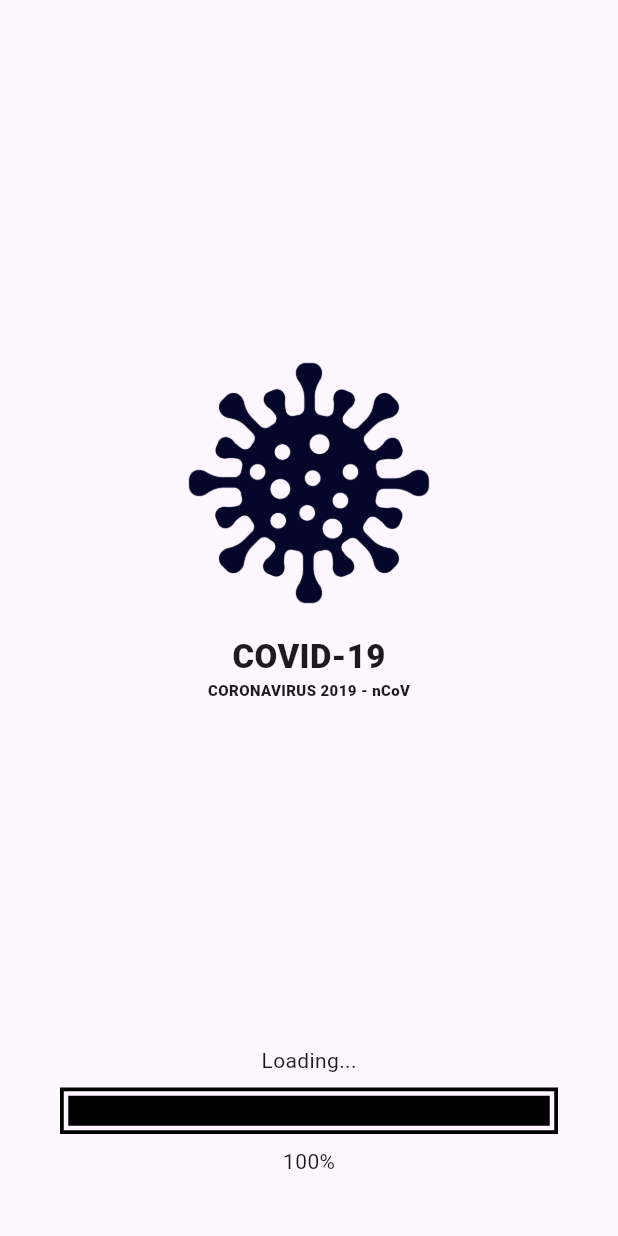
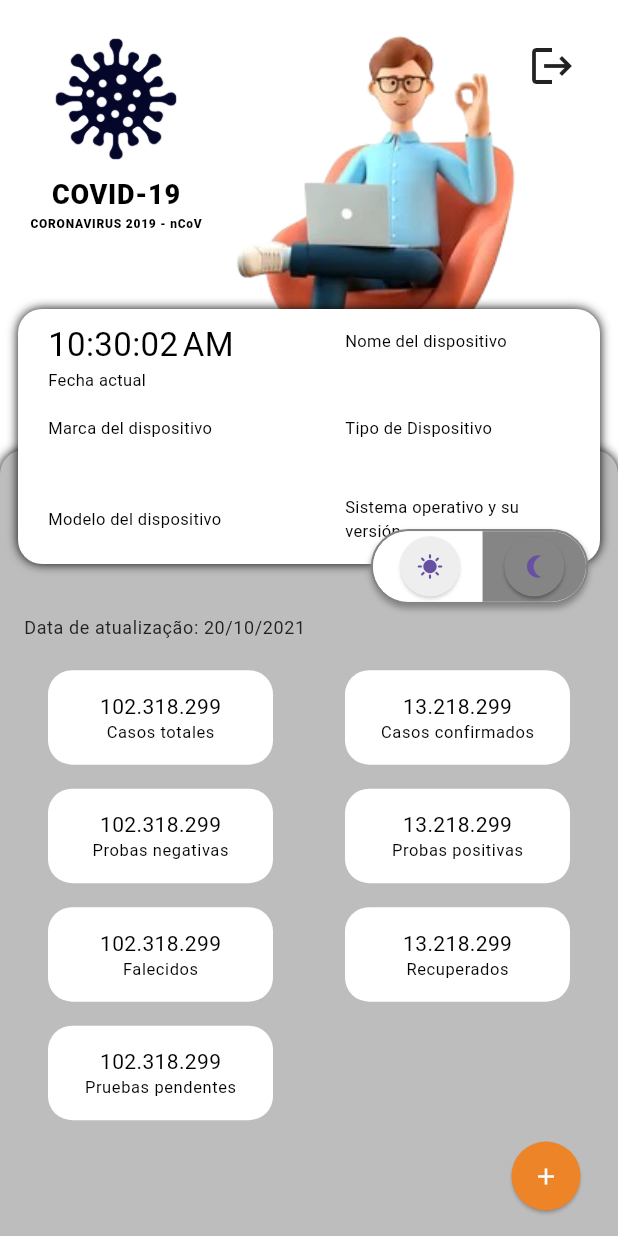
Before and after one commit to vitorsoratto/evertec_mobile_test, a Flutter app: the screen it shows after launch, on a phone screen of 412 x 824 dp. Run offline on Flutter 3.47's test engine with Material 3 defaults, Android fonts, the phone set to English and light mode, and no system bars; drawn by our look-alikes of auto_size_text; our stand-ins replace bloc, device_info_plus, equatable, flutter_bloc, flutter_modular.

Commit message:
Added home, theme and ajusted screens by theme

```diff
--- a/lib/app/app_module.dart
+++ b/lib/app/app_module.dart
@@ -1,12 +1,17 @@
+import 'package:evertec_mobile_test/app/modules/bloc/app_bloc.dart';
+import 'package:evertec_mobile_test/app/modules/home/home_module.dart';
 import 'package:evertec_mobile_test/app/modules/init/init_module.dart';
 import 'package:flutter_modular/flutter_modular.dart';
 
 class AppModule extends Module {
   @override
-  void binds(i) {}
+  void binds(i) {
+    i.addSingleton<AppBloc>(AppBloc.new);
+  }
 
   @override
   void routes(r) {
     r.module('/', module: InitModule());
+    r.module('/home/', module: HomeModule());
   }
 }
--- a/lib/app/app_widget.dart
+++ b/lib/app/app_widget.dart
@@ -1,5 +1,7 @@
+import 'package:evertec_mobile_test/app/modules/bloc/app_bloc.dart';
 import 'package:evertec_mobile_test/app/shared/utils/theme_data.dart';
 import 'package:flutter/material.dart';
+import 'package:flutter_bloc/flutter_bloc.dart';
 import 'package:flutter_modular/flutter_modular.dart';
 
 class AppWidget extends StatefulWidget {
@@ -10,17 +12,27 @@ class AppWidget extends StatefulWidget {
 }
 
 class _AppWidgetState extends State<AppWidget> {
+  final AppBloc appBloc = Modular.get<AppBloc>();
+  ThemeMode themeMode = ThemeMode.system;
+
   @override
   Widget build(BuildContext context) {
+    return BlocProvider(
+      create: (context) => appBloc,
+      child: BlocBuilder<AppBloc, AppState>(
+        builder: (context, state) {
           return MaterialApp.router(
             title: 'Evertec Mobile Test',
             theme: AppThemes.lightTheme,
             darkTheme: AppThemes.darkTheme,
-      themeMode: ThemeMode.system,
+            themeMode: state.themeMode,
             routerConfig: Modular.routerConfig,
             builder: (context, child) {
               return Material(child: child ?? Container());
             },
           );
+        },
+      ),
+    );
   }
 }
--- /dev/null
+++ b/lib/app/modules/bloc/app_bloc.dart
@@ -0,0 +1,18 @@
+import 'package:bloc/bloc.dart';
+import 'package:equatable/equatable.dart';
+import 'package:flutter/material.dart';
+
+part 'app_event.dart';
+part 'app_state.dart';
+
+class AppBloc extends Bloc<AppEvent, AppState> {
+  AppBloc() : super(const AppState()) {
+    on<AppThemeChange>(_onChangeTheme);
+  }
+
+  void _onChangeTheme(AppThemeChange event, Emitter<AppState> emit) {
+    ThemeMode themeMode = event.themeMode;
+
+    emit(state.copyWith(themeMode: themeMode));
+  }
+}
--- /dev/null
+++ b/lib/app/modules/bloc/app_event.dart
@@ -0,0 +1,17 @@
+part of 'app_bloc.dart';
+
+class AppEvent extends Equatable {
+  const AppEvent();
+
+  @override
+  List<Object> get props => [];
+}
+
+class AppThemeChange extends AppEvent {
+  final ThemeMode themeMode;
+
+  const AppThemeChange({required this.themeMode});
+
+  @override
+  List<Object> get props => [themeMode];
+}
--- /dev/null
+++ b/lib/app/modules/bloc/app_state.dart
@@ -0,0 +1,20 @@
+part of 'app_bloc.dart';
+
+final class AppState extends Equatable {
+  final ThemeMode themeMode;
+
+  const AppState({
+    this.themeMode = ThemeMode.light,
+  });
+
+  AppState copyWith({
+    ThemeMode? themeMode,
+  }) {
+    return AppState(
+      themeMode: themeMode ?? this.themeMode,
+    );
+  }
+
+  @override
+  List<Object> get props => [themeMode];
+}
--- /dev/null
+++ b/lib/app/modules/home/classes/device_info.dart
@@ -0,0 +1,15 @@
+class DeviceInfo {
+  final String? name;
+  final String? brand;
+  final String? model;
+  final String? type;
+  final String? operationSystem;
+
+  DeviceInfo({
+    this.name,
+    this.brand,
+    this.model,
+    this.type,
+    this.operationSystem,
+  });
+}
--- /dev/null
+++ b/lib/app/modules/home/components/device_info_widget.dart
@@ -0,0 +1,193 @@
+import 'dart:async';
+
+import 'package:auto_size_text/auto_size_text.dart';
+import 'package:device_info_plus/device_info_plus.dart';
+import 'package:evertec_mobile_test/app/modules/bloc/app_bloc.dart';
+import 'package:evertec_mobile_test/app/modules/home/classes/device_info.dart';
+import 'package:evertec_mobile_test/app/shared/utils/app_colors.dart';
+import 'package:flutter/foundation.dart';
+import 'package:flutter/material.dart';
+import 'package:flutter_bloc/flutter_bloc.dart';
+import 'package:intl/intl.dart';
+
+class DeviceInfoWidget extends StatefulWidget {
+  const DeviceInfoWidget({super.key});
+
+  @override
+  State<DeviceInfoWidget> createState() => _DeviceInfoWidgetState();
+}
+
+class _DeviceInfoWidgetState extends State<DeviceInfoWidget> {
+  String formattedDate = '';
+
+  static final DeviceInfoPlugin deviceInfoPlugin = DeviceInfoPlugin();
+  DeviceInfo _deviceInfo = DeviceInfo();
+
+  @override
+  void initState() {
+    refreshTime();
+    WidgetsBinding.instance.addPostFrameCallback((_) {
+      initPlatformState();
+    });
+    super.initState();
+  }
+
+  @override
+  Widget build(BuildContext context) {
+    Size screenSize = MediaQuery.of(context).size;
+
+    return BlocBuilder<AppBloc, AppState>(
+      builder: (context, state) {
+        return Container(
+          margin: const EdgeInsets.symmetric(horizontal: 12)
+              .copyWith(top: screenSize.height * .25),
+          decoration: BoxDecoration(
+            borderRadius: BorderRadius.circular(16),
+            color: state.themeMode == ThemeMode.dark
+                ? AppColors.darkGray
+                : Colors.white,
+            boxShadow: const [
+              BoxShadow(
+                color: Colors.black,
+                blurRadius: 5,
+              ),
+            ],
+          ),
+          height: 170,
+          child: Stack(
+            children: [
+              deviceInfoData(_deviceInfo),
+            ],
+          ),
+        );
+      },
+    );
+  }
+
+  Future<void> initPlatformState() async {
+    DeviceInfo deviceInfo = DeviceInfo();
+
+    try {
+      if (defaultTargetPlatform == TargetPlatform.android) {
+        print('Android');
+        deviceInfo = _readAndroidBuildData(await deviceInfoPlugin.androidInfo);
+      } else {
+        deviceInfo = _readIosDeviceInfo(await deviceInfoPlugin.iosInfo);
+      }
+    } catch (e) {
+      print(e);
+    }
+    if (!mounted) return;
+
+    setState(() {
+      _deviceInfo = deviceInfo;
+    });
+  }
+
+  DeviceInfo _readAndroidBuildData(AndroidDeviceInfo build) {
+    print('negoço: ' + (build.version.baseOS ?? '').toString());
+
+    return DeviceInfo(
+      name: build.device,
+      brand: build.brand,
+      model: build.model,
+      operationSystem: build.version.baseOS,
+      type: build.type,
+    );
+  }
+
+  DeviceInfo _readIosDeviceInfo(IosDeviceInfo data) {
+    return DeviceInfo(
+      name: data.name,
+      brand: 'Apple',
+      model: data.utsname.machine,
+      operationSystem: data.systemName,
+      type: data.isPhysicalDevice ? 'Físico' : 'Simulado',
+    );
+  }
+
+  void refreshTime() {
+    Timer.periodic(const Duration(seconds: 1), (Timer timer) {
+      setState(() {
+        formattedDate = DateFormat.jms().format(DateTime.now());
+      });
+    });
+  }
+
+  Widget deviceInfoData(DeviceInfo deviceData) {
+    return Column(
+      children: [
+        deviceInfoRow(
+          children: [
+            Column(
+              crossAxisAlignment: CrossAxisAlignment.start,
+              children: [
+                Text(
+                  formattedDate,
+                  style: const TextStyle(
+                    fontSize: 22,
+                  ),
+                ),
+                const Text(
+                  'Fecha actual',
+                  style: TextStyle(fontSize: 11),
+                ),
+              ],
+            ),
+            deviceInfoDataCard('Nome del dispositivo', deviceData.name ?? ''),
+          ],
+        ),
+        deviceInfoRow(
+          children: [
+            deviceInfoDataCard('Marca del dispositivo', deviceData.brand ?? ''),
+            deviceInfoDataCard('Tipo de Dispositivo', deviceData.type ?? ''),
+          ],
+        ),
+        deviceInfoRow(
+          children: [
+            deviceInfoDataCard(
+                'Modelo del dispositivo', deviceData.model ?? ''),
+            deviceInfoDataCard('Sistema operativo y su versión',
+                deviceData.operationSystem ?? '')
+          ],
+        ),
+      ],
+    );
+  }
+
+  Widget deviceInfoRow({required List<Widget> children}) {
+    return Container(
+      width: double.infinity,
+      padding: const EdgeInsets.symmetric(vertical: 8, horizontal: 20),
+      child: Row(
+        mainAxisAlignment: MainAxisAlignment.spaceBetween,
+        children: children,
+      ),
+    );
+  }
+
+  Widget deviceInfoDataCard(String data, String text) {
+    return SizedBox(
+      width: 150,
+      child: Column(
+        crossAxisAlignment: CrossAxisAlignment.start,
+        children: [
+          AutoSizeText(
+            data,
+            style: const TextStyle(fontSize: 11),
+            maxLines: 2,
+            minFontSize: 11,
+            maxFontSize: 11,
+          ),
+          AutoSizeText(
+            text,
+            style: const TextStyle(fontSize: 14),
+            maxLines: 1,
+            minFontSize: 12,
+            maxFontSize: 14,
+          ),
+        ],
+      ),
+    );
+  }
+}
--- /dev/null
+++ b/lib/app/modules/home/components/info_panel_widget.dart
@@ -0,0 +1,114 @@
+import 'package:evertec_mobile_test/app/modules/bloc/app_bloc.dart';
+import 'package:evertec_mobile_test/app/shared/utils/app_colors.dart';
+import 'package:flutter/material.dart';
+import 'package:flutter_bloc/flutter_bloc.dart';
+
+class InfoPanelWidget extends StatelessWidget {
+  const InfoPanelWidget({super.key});
+
+  @override
+  Widget build(BuildContext context) {
+    late ThemeData theme = Theme.of(context);
+    Size screenSize = MediaQuery.of(context).size;
+
+    return Container(
+      margin: const EdgeInsets.symmetric(horizontal: 12)
+          .copyWith(top: screenSize.height * .4),
+      child: Column(
+        mainAxisAlignment: MainAxisAlignment.center,
+        children: [
+          Container(
+            padding: const EdgeInsets.symmetric(vertical: 12, horizontal: 4),
+            alignment: Alignment.centerLeft,
+            child: Text(
+              'Data de atualização: 20/10/2021',
+              style: theme.textTheme.bodySmall?.copyWith(
+                color: AppColors.darkGray,
+                fontSize: 12,
+              ),
+            ),
+          ),
+          BlocBuilder<AppBloc, AppState>(
+            builder: (context, state) {
+              return infoPanelData(theme, state.themeMode);
+            },
+          ),
+        ],
+      ),
+    );
+  }
+
+  Widget infoPanelData(ThemeData theme, ThemeMode currentThemeMode) {
+    return Column(
+      children: [
+        infoPanelRow(
+          children: [
+            infoPanelDataCard(
+                '102.318.299', 'Casos totales', theme, currentThemeMode),
+            infoPanelDataCard(
+                '13.218.299', 'Casos confirmados', theme, currentThemeMode),
+          ],
+        ),
+        infoPanelRow(
+          children: [
+            infoPanelDataCard(
+                '102.318.299', 'Probas negativas', theme, currentThemeMode),
+            infoPanelDataCard(
+                '13.218.299', 'Probas positivas', theme, currentThemeMode),
+          ],
+        ),
+        infoPanelRow(
+          children: [
+            infoPanelDataCard(
+                '102.318.299', 'Falecidos', theme, currentThemeMode),
+            infoPanelDataCard(
+                '13.218.299', 'Recuperados', theme, currentThemeMode),
+          ],
+        ),
+        infoPanelRow(
+          children: [
+            infoPanelDataCard(
+                '102.318.299', 'Pruebas pendentes', theme, currentThemeMode),
+          ],
+        ),
+      ],
+    );
+  }
+
+  Widget infoPanelRow({required List<Widget> children}) {
+    return Container(
+      width: double.infinity,
+      padding: const EdgeInsets.symmetric(vertical: 8, horizontal: 20),
+      child: Row(
+        mainAxisAlignment: MainAxisAlignment.spaceBetween,
+        children: children,
+      ),
+    );
+  }
+
+  Widget infoPanelDataCard(
+      String data, String text, ThemeData theme, ThemeMode currentThemeMode) {
+    return Container(
+      padding: const EdgeInsets.all(14),
+      width: 150,
+      decoration: BoxDecoration(
+        borderRadius: const BorderRadius.all(Radius.circular(16)),
+        color: currentThemeMode == ThemeMode.light
+            ? Colors.white
+            : AppColors.darkGray,
+      ),
+      child: Column(
+        children: [
+          Text(
+            data,
+            style: const TextStyle(fontSize: 14),
+          ),
+          Text(
+            text,
+            style: theme.textTheme.bodySmall,
+          ),
+        ],
+      ),
+    );
+  }
+}
--- /dev/null
+++ b/lib/app/modules/home/components/theme_changer_widget.dart
@@ -0,0 +1,102 @@
+import 'package:evertec_mobile_test/app/shared/utils/app_colors.dart';
+import 'package:flutter/material.dart';
+
+class ThemeChangerWidget extends StatelessWidget {
+  final void Function() lightModeAction;
+  final void Function() darkModeAction;
+
+  const ThemeChangerWidget({
+    super.key,
+    required this.lightModeAction,
+    required this.darkModeAction,
+  });
+
+  @override
+  Widget build(BuildContext context) {
+    Size screenSize = MediaQuery.of(context).size;
+
+    return Container(
+      margin: EdgeInsets.only(
+        top: screenSize.height * .428,
+        left: screenSize.width * .60,
+      ),
+      child: Container(
+        decoration: BoxDecoration(
+          borderRadius: BorderRadius.circular(30),
+          border: Border.all(
+            color: AppColors.secondaryGray,
+            width: 1.5,
+          ),
+          color: Colors.white,
+          boxShadow: const [
+            BoxShadow(
+                color: AppColors.secondaryGray,
+                blurRadius: 3,
+                offset: Offset(0, 3)),
+          ],
+        ),
+        width: 145,
+        height: 50,
+        child: Row(
+          mainAxisAlignment: MainAxisAlignment.spaceBetween,
+          children: [
+            lightModeButton(),
+            darkModeButton(screenSize),
+          ],
+        ),
+      ),
+    );
+  }
+
+  Widget lightModeButton() {
+    return GestureDetector(
+      onTap: lightModeAction,
+      child: Container(
+        padding: const EdgeInsets.all(2.5).copyWith(left: 6),
+        decoration: const BoxDecoration(
+          borderRadius: BorderRadius.only(
+            topLeft: Radius.circular(30),
+            bottomLeft: Radius.circular(30),
+          ),
+          color: Colors.white,
+        ),
+        child: ElevatedButton(
+          style: ElevatedButton.styleFrom(
+            shape: const CircleBorder(),
+            padding: const EdgeInsets.all(6),
+            backgroundColor: Colors.grey[200],
+            shadowColor: AppColors.lightGray,
+          ),
+          onPressed: lightModeAction,
+          child: const Icon(Icons.sunny),
+        ),
+      ),
+    );
+  }
+
+  Widget darkModeButton(Size screenSize) {
+    return GestureDetector(
+      onTap: darkModeAction,
+      child: Container(
+        padding: const EdgeInsets.all(2.5),
+        decoration: const BoxDecoration(
+          borderRadius: BorderRadius.only(
+            topRight: Radius.circular(50),
+            bottomRight: Radius.circular(50),
+          ),
+          color: AppColors.secondaryGray,
+        ),
+        child: ElevatedButton(
+          style: ElevatedButton.styleFrom(
+            shape: const CircleBorder(),
+            padding: const EdgeInsets.all(6),
+            backgroundColor: AppColors.secondaryGray,
+            shadowColor: AppColors.darkGray,
+          ),
+          onPressed: darkModeAction,
+          child: const Icon(Icons.nightlight_round_sharp),
+        ),
+      ),
+    );
+  }
+}
--- /dev/null
+++ b/lib/app/modules/home/home_module.dart
@@ -0,0 +1,20 @@
+import 'package:evertec_mobile_test/app/modules/bloc/app_bloc.dart';
+import 'package:evertec_mobile_test/app/modules/home/home_view.dart';
+import 'package:flutter_bloc/flutter_bloc.dart';
+import 'package:flutter_modular/flutter_modular.dart';
+
+class HomeModule extends Module {
+  @override
+  void routes(r) {
+    r.child(
+      '/',
+      child: (_) {
+        final AppBloc appBloc = Modular.get<AppBloc>();
+        return MultiBlocProvider(
+          providers: [BlocProvider.value(value: appBloc)],
+          child: const HomeView(),
+        );
+      },
+    );
+  }
+}
--- /dev/null
+++ b/lib/app/modules/home/home_view.dart
@@ -0,0 +1,129 @@
+import 'package:evertec_mobile_test/app/modules/bloc/app_bloc.dart';
+import 'package:evertec_mobile_test/app/modules/home/components/device_info_widget.dart';
+import 'package:evertec_mobile_test/app/modules/home/components/info_panel_widget.dart';
+import 'package:evertec_mobile_test/app/modules/home/components/theme_changer_widget.dart';
+import 'package:evertec_mobile_test/app/shared/components/covid_logo.dart';
+import 'package:evertec_mobile_test/app/shared/utils/app_colors.dart';
+import 'package:flutter/material.dart';
+import 'package:flutter_bloc/flutter_bloc.dart';
+import 'package:flutter_modular/flutter_modular.dart';
+
+class HomeView extends StatefulWidget {
+  const HomeView({super.key});
+
+  @override
+  State<HomeView> createState() => _HomeViewState();
+}
+
+class _HomeViewState extends State<HomeView> {
+  late ThemeData theme = Theme.of(context);
+  final appBloc = Modular.get<AppBloc>();
+
+  void toggleTheme(ThemeMode themeMode) {
+    appBloc.add(AppThemeChange(themeMode: themeMode));
+  }
+
+  @override
+  Widget build(BuildContext context) {
+    return Scaffold(
+      floatingActionButton: ElevatedButton(
+        onPressed: () {},
+        style: ElevatedButton.styleFrom(
+          shape: const CircleBorder(),
+          padding: const EdgeInsets.all(14),
+          backgroundColor: theme.primaryColor,
+        ),
+        child: const Icon(Icons.add, color: Colors.white),
+      ),
+      body: Stack(
+        children: [
+          Column(
+            children: [
+              homeImage(),
+              BlocBuilder<AppBloc, AppState>(
+                builder: (context, state) {
+                  return infoPanelBackground(state.themeMode);
+                },
+              ),
+            ],
+          ),
+          customAppBar(),
+          Stack(
+            children: [
+              const DeviceInfoWidget(),
+              ThemeChangerWidget(
+                lightModeAction: () {
+                  toggleTheme(ThemeMode.light);
+                },
+                darkModeAction: () {
+                  toggleTheme(ThemeMode.dark);
+                },
+              ),
+            ],
+          ),
+          const InfoPanelWidget(),
+        ],
+      ),
+    );
+  }
+}
+
+Widget homeImage() {
+  return Container(
+    padding: const EdgeInsets.only(right: 50),
+    alignment: Alignment.topRight,
+    child: Image.asset(
+      'assets/images/home-image.png',
+      height: 300,
+    ),
+  );
+}
+
+Widget customAppBar() {
+  return const Row(
+    mainAxisAlignment: MainAxisAlignment.spaceBetween,
+    crossAxisAlignment: CrossAxisAlignment.start,
+    children: [
+      Padding(
+        padding: EdgeInsets.only(left: 20, top: 16),
+        child: CovidLogo(
+          width: 100,
+          height: 100,
+          titleFontSize: 18,
+          subTitleFontSize: 8,
+          mainAxisAlignment: MainAxisAlignment.start,
+        ),
+      ),
+      Padding(
+        padding: EdgeInsets.only(top: 28, right: 28),
+        child: Icon(
+          Icons.logout,
+          size: 32,
+        ),
+      ),
+    ],
+  );
+}
+
+Widget infoPanelBackground(ThemeMode currentThemeMode) {
+  return Expanded(
+    child: Container(
+      decoration: BoxDecoration(
+        borderRadius: const BorderRadius.only(
+          topLeft: Radius.circular(16),
+          topRight: Radius.circular(16),
+        ),
+        color: currentThemeMode == ThemeMode.light
+            ? Colors.grey.shade400
+            : AppColors.lightGray,
+        boxShadow: const [
+          BoxShadow(
+            color: Colors.black,
+            blurRadius: 5,
+          ),
+        ],
+      ),
+      width: double.maxFinite,
+    ),
+  );
+}
--- a/lib/app/modules/init/splash_view.dart
+++ b/lib/app/modules/init/splash_view.dart
@@ -35,6 +35,7 @@ class _SplashViewState extends State<SplashView> {
           }
         } else {
           timer.cancel();
+          Modular.to.navigate('/home/');
         }
       });
     });
--- a/lib/app/shared/components/covid_logo.dart
+++ b/lib/app/shared/components/covid_logo.dart
@@ -5,6 +5,7 @@ class CovidLogo extends StatelessWidget {
   final double height;
   final double titleFontSize;
   final double subTitleFontSize;
+  final MainAxisAlignment mainAxisAlignment;
 
   const CovidLogo({
     super.key,
@@ -12,20 +13,31 @@ class CovidLogo extends StatelessWidget {
     required this.height,
     this.titleFontSize = 22,
     this.subTitleFontSize = 10,
+    this.mainAxisAlignment = MainAxisAlignment.center,
   });
 
   @override
   Widget build(BuildContext context) {
+    ThemeData theme = Theme.of(context);
+
     return Column(
-      mainAxisAlignment: MainAxisAlignment.center,
+      mainAxisAlignment: mainAxisAlignment,
       children: [
         Image.asset('assets/images/covid.png', width: width, height: height),
-        Text('COVID-19',
-            style: TextStyle(
-                fontSize: titleFontSize, fontWeight: FontWeight.w900)),
-        Text('CORONAVIRUS 2019 - nCoV',
-            style: TextStyle(
-                fontSize: subTitleFontSize, fontWeight: FontWeight.w900)),
+        Text(
+          'COVID-19',
+          style: theme.textTheme.bodyLarge?.copyWith(
+            fontSize: titleFontSize,
+            fontWeight: FontWeight.w900,
+          ),
+        ),
+        Text(
+          'CORONAVIRUS 2019 - nCoV',
+          style: theme.textTheme.bodyLarge?.copyWith(
+            fontSize: subTitleFontSize,
+            fontWeight: FontWeight.w900,
+          ),
+        ),
       ],
     );
   }
--- a/lib/app/shared/utils/app_colors.dart
+++ b/lib/app/shared/utils/app_colors.dart
@@ -3,6 +3,7 @@ import 'package:flutter/material.dart';
 class AppColors {
   static const lightOrange = Color(0xFFED8428);
   static const lightGray = Color(0xFFf3f6f4);
+  static const secondaryGray = Color.fromARGB(255, 133, 133, 133);
 
   static const darkOrange = Color(0xFFd16b11);
   static const darkGray = Color(0xFF212121);
--- /dev/null
+++ b/lib/app/shared/utils/theme_changer.dart
@@ -0,0 +1,10 @@
+import 'package:flutter/material.dart';
+
+class ThemeChanger {
+  ThemeMode themeMode = ThemeMode.system;
+
+  ThemeMode changeTheme(ThemeMode themeModeParam) {
+    themeMode = themeModeParam;
+    return themeMode;
+  }
+}
--- a/lib/app/shared/utils/theme_data.dart
+++ b/lib/app/shared/utils/theme_data.dart
@@ -18,12 +18,26 @@ class AppThemes {
         color: Colors.black,
       ),
     ),
+    textTheme: const TextTheme(
+      bodyLarge: TextStyle(
+        color: Colors.black,
+        fontSize: 16,
+      ),
+      bodyMedium: TextStyle(
+        color: Colors.black,
+        fontSize: 14,
+      ),
+      bodySmall: TextStyle(
+        color: Colors.black,
+        fontSize: 11,
+      ),
+    ),
   );
 
   static final darkTheme = ThemeData(
     primaryColor: AppColors.darkOrange,
     brightness: Brightness.dark,
-    scaffoldBackgroundColor: AppColors.darkGray,
+    scaffoldBackgroundColor: Colors.black,
     appBarTheme: const AppBarTheme(
       backgroundColor: AppColors.darkOrange,
       elevation: 2,
@@ -33,5 +47,28 @@ class AppThemes {
         fontWeight: FontWeight.w600,
       ),
     ),
+    textTheme: const TextTheme(
+      bodyLarge: TextStyle(
+        color: AppColors.lightGray,
+        fontSize: 16,
+      ),
+      bodyMedium: TextStyle(
+        color: AppColors.lightGray,
+        fontSize: 14,
+      ),
+      bodySmall: TextStyle(
+        color: AppColors.lightGray,
+        fontSize: 11,
+      ),
+    ),
   );
 }
+
+extension AppThemeColors on ThemeData {
+  Color get primaryColor => this.primaryColor;
+  Color get scaffoldBackgroundColor => this.scaffoldBackgroundColor;
+  Color get appBarBackgroundColor => appBarTheme.backgroundColor!;
+  Color get textColor => textTheme.bodyLarge!.color!;
+
+  Color get white => const Color(0xFFFFFFFF);
+}
--- a/pubspec.yaml
+++ b/pubspec.yaml
@@ -7,11 +7,15 @@ environment:
   sdk: '>=3.1.2 <4.0.0'
 
 dependencies:
+  auto_size_text: ^3.0.0
+  device_info_plus: ^9.1.2
   dio: ^5.4.0
+  equatable: ^2.0.5
   flutter:
     sdk: flutter
   flutter_bloc: ^8.1.4
   flutter_modular: ^6.3.2
+  intl: ^0.19.0
 
 dev_dependencies:
   flutter_test:
@@ -23,3 +27,4 @@ flutter:
 
   assets:
     - assets/images/covid.png
+    - assets/images/home-image.png
```
Also changed, not shown: assets/images/home-image.png (added), pubspec.lock, 1 other file. Lines whose indentation alone changed are shown as unchanged.
